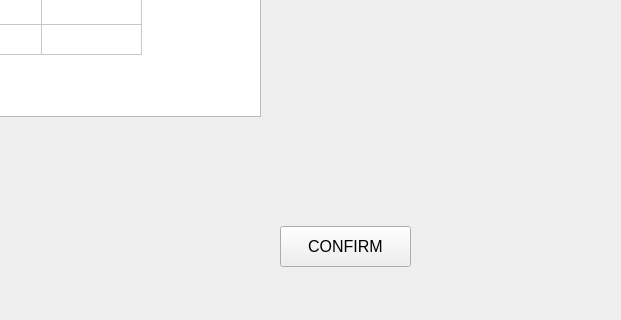
Qt form UI/sales_add.ui (nilay1221/Inventory_Management) before a commit; both pictures show x 460 to 1081 and y 514 to 834 of the 1166 by 834 pixel window.
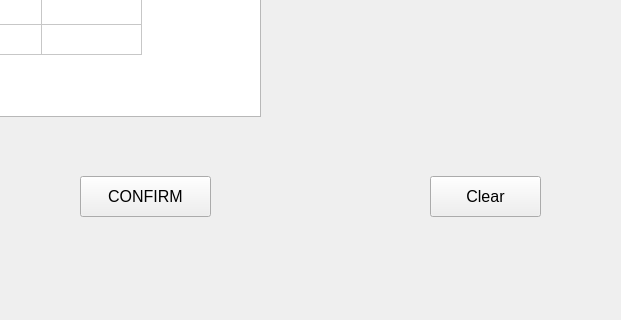
The same form after that commit.

Commit message: clear button added in ui files

Diff of the .ui file:
```diff
--- a/UI/sales_add.ui
+++ b/UI/sales_add.ui
@@ -71,8 +71,8 @@
    <widget class="QPushButton" name="sales_add_confirm">
     <property name="geometry">
      <rect>
-      <x>740</x>
-      <y>740</y>
+      <x>540</x>
+      <y>690</y>
       <width>131</width>
       <height>41</height>
      </rect>
@@ -378,6 +378,24 @@
      </property>
     </item>
    </widget>
+   <widget class="QPushButton" name="sales_add_clear">
+    <property name="geometry">
+     <rect>
+      <x>890</x>
+      <y>690</y>
+      <width>111</width>
+      <height>41</height>
+     </rect>
+    </property>
+    <property name="font">
+     <font>
+      <pointsize>12</pointsize>
+     </font>
+    </property>
+    <property name="text">
+     <string>Clear</string>
+    </property>
+   </widget>
   </widget>
   <widget class="QMenuBar" name="menubar">
    <property name="geometry">
```
The commit also changes 21 other files.
